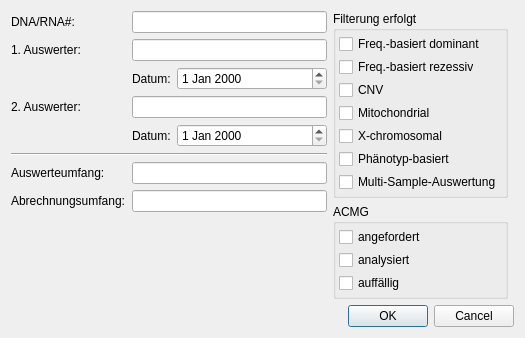
This is src/GSvar/EvaluationSheetEditDialog.ui in imgag/ngs-bits as Qt 5 draws it before an edit. The edited form follows.
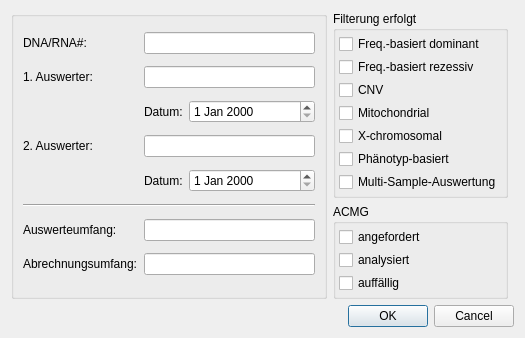
This is the edited form. Custom widgets are drawn as their Qt base class.

Commit message:
src/GSvar/MainWindow.cpp: Bugfix: If no Reportconfig was set the Evaluation Sheet contains the current user id instead of the name as default
doc/GSvar/*: updated docu for Evaluation Sheet

src/GSvar/MainWindow.cpp: minor UI changes

The edit to the form file:
```diff
--- a/src/GSvar/EvaluationSheetEditDialog.ui
+++ b/src/GSvar/EvaluationSheetEditDialog.ui
@@ -7,133 +7,13 @@
     <x>0</x>
     <y>0</y>
     <width>525</width>
-    <height>305</height>
+    <height>303</height>
    </rect>
   </property>
   <property name="windowTitle">
    <string>Evaluation Sheet Info</string>
   </property>
   <layout class="QGridLayout" name="gridLayout_2">
-   <item row="0" column="0">
-    <layout class="QGridLayout" name="gridLayout">
-     <item row="0" column="0">
-      <widget class="QLabel" name="label">
-       <property name="text">
-        <string>DNA/RNA#:</string>
-       </property>
-      </widget>
-     </item>
-     <item row="0" column="1">
-      <widget class="QLineEdit" name="le_dna_rna"/>
-     </item>
-     <item row="1" column="0">
-      <widget class="QLabel" name="label_4">
-       <property name="text">
-        <string>1. Auswerter:</string>
-       </property>
-      </widget>
-     </item>
-     <item row="1" column="1">
-      <widget class="DBSelector" name="ds_reviewer1">
-       <property name="autoFillBackground">
-        <bool>false</bool>
-       </property>
-      </widget>
-     </item>
-     <item row="2" column="1">
-      <layout class="QHBoxLayout" name="horizontalLayout">
-       <item>
-        <widget class="QLabel" name="label_2">
-         <property name="text">
-          <string>Datum:</string>
-         </property>
-        </widget>
-       </item>
-       <item>
-        <widget class="QDateEdit" name="de_review1">
-         <property name="sizePolicy">
-          <sizepolicy hsizetype="Expanding" vsizetype="Fixed">
-           <horstretch>0</horstretch>
-           <verstretch>0</verstretch>
-          </sizepolicy>
-         </property>
-        </widget>
-       </item>
-      </layout>
-     </item>
-     <item row="3" column="0">
-      <widget class="QLabel" name="label_5">
-       <property name="text">
-        <string>2. Auswerter:</string>
-       </property>
-      </widget>
-     </item>
-     <item row="3" column="1">
-      <widget class="DBSelector" name="ds_reviewer2"/>
-     </item>
-     <item row="4" column="1">
-      <layout class="QHBoxLayout" name="horizontalLayout_2">
-       <item>
-        <widget class="QLabel" name="label_3">
-         <property name="text">
-          <string>Datum:</string>
-         </property>
-        </widget>
-       </item>
-       <item>
-        <widget class="QDateEdit" name="de_review2">
-         <property name="sizePolicy">
-          <sizepolicy hsizetype="Expanding" vsizetype="Fixed">
-           <horstretch>0</horstretch>
-           <verstretch>0</verstretch>
-          </sizepolicy>
-         </property>
-        </widget>
-       </item>
-      </layout>
-     </item>
-     <item row="5" column="0" colspan="2">
-      <widget class="Line" name="line">
-       <property name="orientation">
-        <enum>Qt::Horizontal</enum>
-       </property>
-      </widget>
-     </item>
-     <item row="6" column="0">
-      <widget class="QLabel" name="label_8">
-       <property name="text">
-        <string>Auswerteumfang:</string>
-       </property>
-      </widget>
-     </item>
-     <item row="6" column="1">
-      <widget class="QLineEdit" name="le_analysis_scope"/>
-     </item>
-     <item row="7" column="0">
-      <widget class="QLabel" name="label_9">
-       <property name="text">
-        <string>Abrechnungsumfang:</string>
-       </property>
-      </widget>
-     </item>
-     <item row="7" column="1">
-      <widget class="QLineEdit" name="le_settlement_volume"/>
-     </item>
-     <item row="8" column="0" colspan="2">
-      <spacer name="verticalSpacer_7">
-       <property name="orientation">
-        <enum>Qt::Vertical</enum>
-       </property>
-       <property name="sizeHint" stdset="0">
-        <size>
-         <width>248</width>
-         <height>148</height>
-        </size>
-       </property>
-      </spacer>
-     </item>
-    </layout>
-   </item>
    <item row="0" column="1">
     <layout class="QVBoxLayout" name="verticalLayout_6">
      <item>
@@ -279,6 +159,128 @@
      </property>
     </widget>
    </item>
+   <item row="0" column="0">
+    <widget class="QGroupBox" name="groupBox_2">
+     <layout class="QGridLayout" name="gridLayout">
+      <item row="7" column="1">
+       <widget class="QLabel" name="label_9">
+        <property name="text">
+         <string>Abrechnungsumfang:</string>
+        </property>
+       </widget>
+      </item>
+      <item row="1" column="1">
+       <widget class="QLabel" name="label_4">
+        <property name="text">
+         <string>1. Auswerter:</string>
+        </property>
+       </widget>
+      </item>
+      <item row="0" column="1">
+       <widget class="QLabel" name="label">
+        <property name="text">
+         <string>DNA/RNA#:</string>
+        </property>
+       </widget>
+      </item>
+      <item row="1" column="2">
+       <widget class="DBSelector" name="ds_reviewer1">
+        <property name="autoFillBackground">
+         <bool>false</bool>
+        </property>
+       </widget>
+      </item>
+      <item row="3" column="2">
+       <widget class="DBSelector" name="ds_reviewer2"/>
+      </item>
+      <item row="5" column="1" colspan="2">
+       <widget class="Line" name="line">
+        <property name="orientation">
+         <enum>Qt::Horizontal</enum>
+        </property>
+       </widget>
+      </item>
+      <item row="0" column="2">
+       <widget class="QLineEdit" name="le_dna_rna"/>
+      </item>
+      <item row="6" column="2">
+       <widget class="QLineEdit" name="le_analysis_scope"/>
+      </item>
+      <item row="6" column="1">
+       <widget class="QLabel" name="label_8">
+        <property name="text">
+         <string>Auswerteumfang:</string>
+        </property>
+       </widget>
+      </item>
+      <item row="3" column="1">
+       <widget class="QLabel" name="label_5">
+        <property name="text">
+         <string>2. Auswerter:</string>
+        </property>
+       </widget>
+      </item>
+      <item row="7" column="2">
+       <widget class="QLineEdit" name="le_settlement_volume"/>
+      </item>
+      <item row="4" column="2">
+       <layout class="QHBoxLayout" name="horizontalLayout_2">
+        <item>
+         <widget class="QLabel" name="label_3">
+          <property name="text">
+           <string>Datum:</string>
+          </property>
+         </widget>
+        </item>
+        <item>
+         <widget class="QDateEdit" name="de_review2">
+          <property name="sizePolicy">
+           <sizepolicy hsizetype="Expanding" vsizetype="Fixed">
+            <horstretch>0</horstretch>
+            <verstretch>0</verstretch>
+           </sizepolicy>
+          </property>
+         </widget>
+        </item>
+       </layout>
+      </item>
+      <item row="2" column="2">
+       <layout class="QHBoxLayout" name="horizontalLayout">
+        <item>
+         <widget class="QLabel" name="label_2">
+          <property name="text">
+           <string>Datum:</string>
+          </property>
+         </widget>
+        </item>
+        <item>
+         <widget class="QDateEdit" name="de_review1">
+          <property name="sizePolicy">
+           <sizepolicy hsizetype="Expanding" vsizetype="Fixed">
+            <horstretch>0</horstretch>
+            <verstretch>0</verstretch>
+           </sizepolicy>
+          </property>
+         </widget>
+        </item>
+       </layout>
+      </item>
+     </layout>
+    </widget>
+   </item>
+   <item row="1" column="0">
+    <spacer name="verticalSpacer_7">
+     <property name="orientation">
+      <enum>Qt::Vertical</enum>
+     </property>
+     <property name="sizeHint" stdset="0">
+      <size>
+       <width>248</width>
+       <height>148</height>
+      </size>
+     </property>
+    </spacer>
+   </item>
   </layout>
  </widget>
  <customwidgets>
```
Left out of the diff: 4 changed lines with no effect on the pictures. The commit also changes 5 other files.
